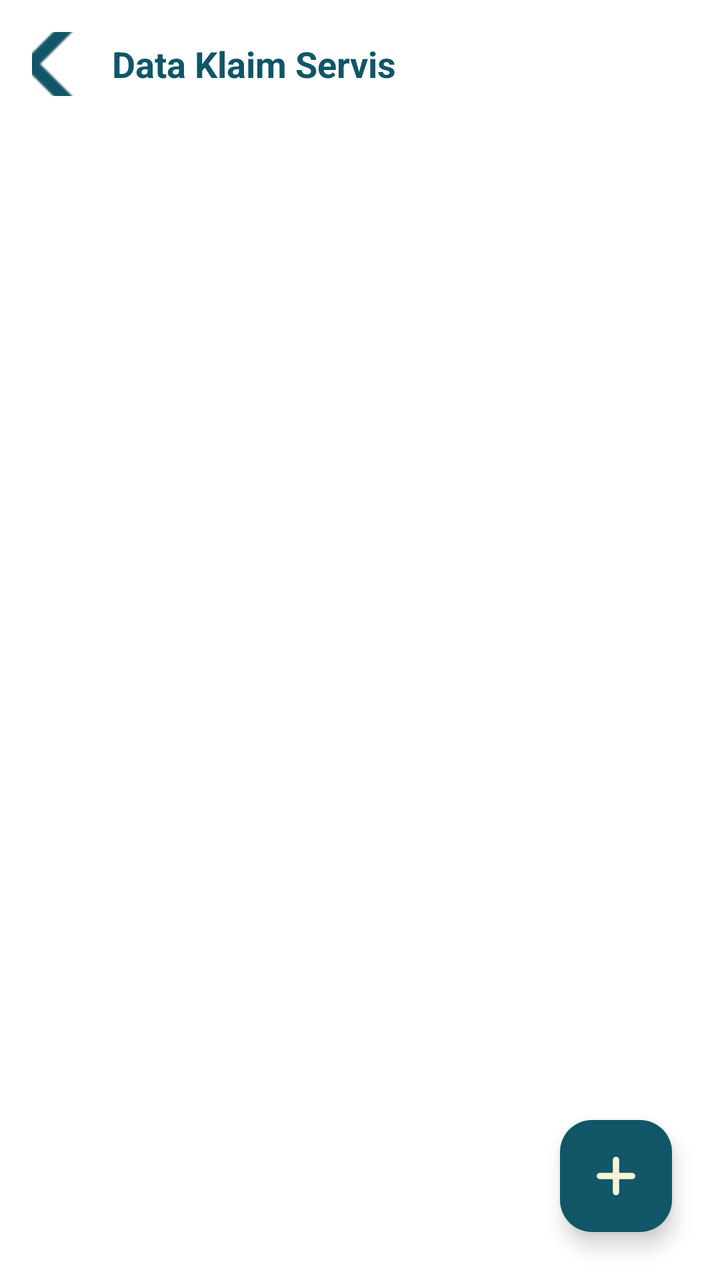
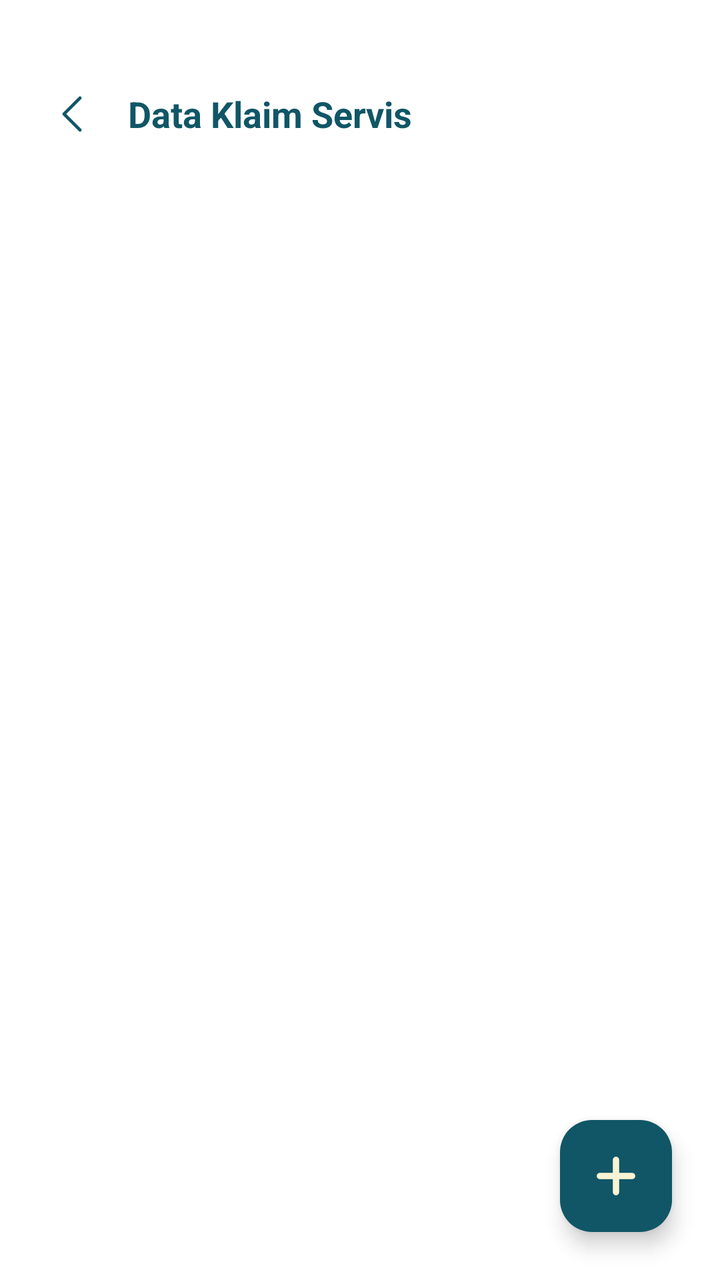

An Android layout rendered at two revisions. The XML below is the earlier revision; the diff shows what the commit changed to produce the second picture.
<!-- AndroidManifest.xml: application theme Theme.Penjualan -->
<!-- res/layout/activity_klaim_servis.xml -->
<?xml version="1.0" encoding="utf-8"?>
<androidx.coordinatorlayout.widget.CoordinatorLayout xmlns:android="http://schemas.android.com/apk/res/android"
    xmlns:app="http://schemas.android.com/apk/res-auto"
    android:layout_width="match_parent"
    android:layout_height="match_parent"
    android:background="@color/white">

    <com.google.android.material.appbar.AppBarLayout
        android:layout_width="match_parent"
        android:layout_height="wrap_content"
        android:background="@color/white"
        app:elevation="0dp">

        <androidx.appcompat.widget.Toolbar
            android:id="@+id/toolbarServis"
            android:layout_width="match_parent"
            android:layout_height="?attr/actionBarSize">

            <ImageButton
                android:id="@+id/btnBackServis"
                android:layout_width="32dp"
                android:layout_height="32dp"
                android:background="?attr/selectableItemBackgroundBorderless"
                android:src="@drawable/ic_back"
                app:tint="@color/teal_deep" />

            <TextView
                android:layout_width="wrap_content"
                android:layout_height="wrap_content"
                android:layout_marginStart="24dp"
                android:text="Data Klaim Servis"
                android:textColor="@color/teal_deep"
                android:textSize="18sp"
                android:textStyle="bold" />
        </androidx.appcompat.widget.Toolbar>
    </com.google.android.material.appbar.AppBarLayout>

    <androidx.recyclerview.widget.RecyclerView
        android:id="@+id/rvServis"
        android:layout_width="match_parent"
        android:layout_height="match_parent"
        android:clipToPadding="false"
        android:padding="8dp"
        app:layout_behavior="@string/appbar_scrolling_view_behavior" />

    <com.google.android.material.floatingactionbutton.FloatingActionButton
        android:id="@+id/fabTambahServis"
        android:layout_width="wrap_content"
        android:layout_height="wrap_content"
        android:layout_gravity="bottom|end"
        android:layout_margin="24dp"
        android:src="@drawable/ic_plus"
        app:backgroundTint="@color/teal_deep"
        app:tint="@color/cream" />

</androidx.coordinatorlayout.widget.CoordinatorLayout>
<!-- resources referenced by this layout -->
<resources>
  <color name="cream">#F7F4D5</color>
  <color name="teal_deep">#105666</color>
  <color name="white">#FFFFFFFF</color>
  <!-- drawable ic_back: png bitmap (drawable, 536 bytes) -->
  <!-- drawable ic_plus: png bitmap (drawable, 815 bytes) -->
  <style name="Theme.Penjualan" parent="Base.Theme.Penjualan" />
  <style name="Base.Theme.Penjualan" parent="Theme.Material3.DayNight.NoActionBar">
          
          <item name="colorPrimary">@color/teal_deep</item>
          <item name="colorOnPrimary">@color/cream</item>
          <item name="colorPrimaryContainer">@color/teal_light</item>
          <item name="colorOnPrimaryContainer">@color/white</item>
  
          <item name="colorSecondary">@color/teal_light</item>
          <item name="colorOnSecondary">@color/white</item>
  
          <item name="android:windowBackground">@color/white</item>
          <item name="android:statusBarColor">@color/teal_deep</item>
      </style>
  <color name="teal_light">#1A7D91</color>
</resources>

<!-- the commit's change to res/layout/activity_klaim_servis.xml (unified diff, before → after) -->
@@ -9,6 +9,7 @@
         android:layout_width="match_parent"
         android:layout_height="wrap_content"
         android:background="@color/white"
+        android:paddingTop="25dp"
         app:elevation="0dp">
 
         <androidx.appcompat.widget.Toolbar
@@ -18,10 +19,12 @@
 
             <ImageButton
                 android:id="@+id/btnBackServis"
-                android:layout_width="32dp"
-                android:layout_height="32dp"
+                android:layout_width="40dp"
+                android:layout_height="40dp"
                 android:background="?attr/selectableItemBackgroundBorderless"
                 android:src="@drawable/ic_back"
+                android:padding="8dp"
+                android:scaleType="centerInside"
                 app:tint="@color/teal_deep" />
 
             <TextView
